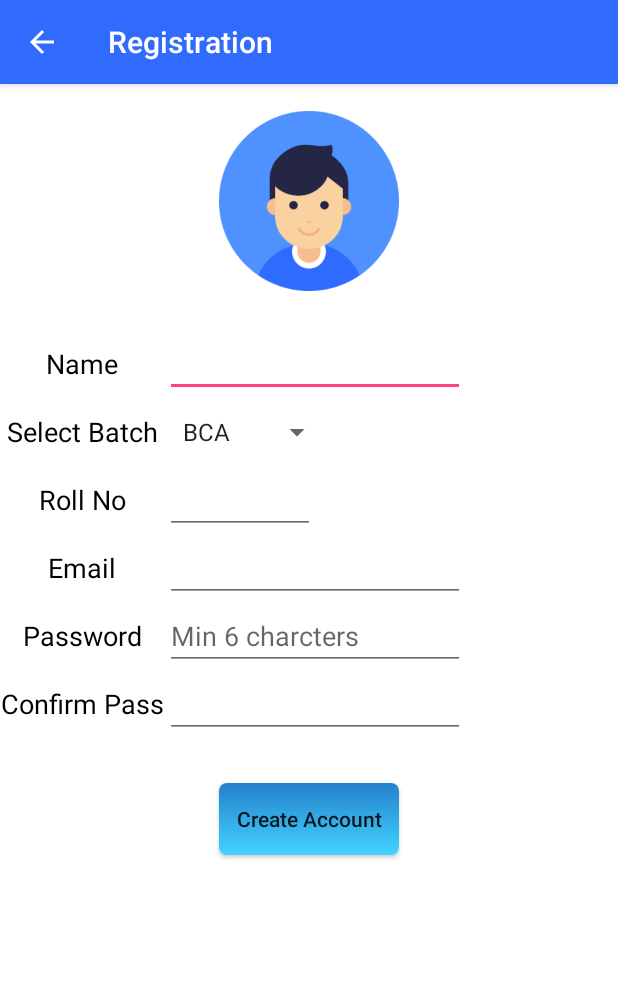
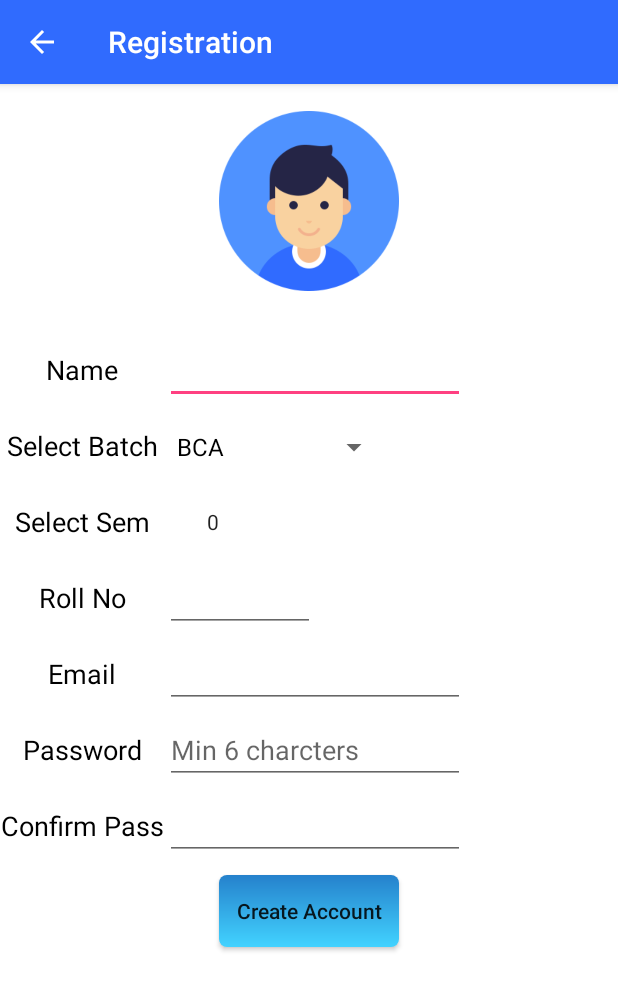
Before and after one commit to itsonegeneral/AttendanceSystem, an Android app: the studentSignUp screen opened directly, with no data from a screen before it, on a phone screen of 412 x 824 dp. Shown: the top 990 px of the screen. Run offline under Robolectric (Android 15) with nearby library versions, the phone set to English and light mode, and no system bars; our stand-ins replace Firebase (no records; nobody signed in at launch, a user with empty details on screens opened directly); Roboto replaces fonts that are not available here.

Commit message:
Re-Designed signup layout (Cleaned with linear layout) Added some batches in signup page Added sem selector Java codes not completed yet Moved harcoded strings in Signup Page

```diff
--- a/app/src/main/java/com/rstudio/hp/attendancesystem/studentSignUp.java
+++ b/app/src/main/java/com/rstudio/hp/attendancesystem/studentSignUp.java
@@ -1,12 +1,14 @@
 package com.rstudio.hp.attendancesystem;
 
 import android.app.ProgressDialog;
+import android.support.annotation.ArrayRes;
 import android.support.annotation.NonNull;
 import android.support.v7.app.AppCompatActivity;
 import android.os.Bundle;
 import android.support.v7.widget.Toolbar;
 import android.util.Patterns;
 import android.view.View;
+import android.widget.ArrayAdapter;
 import android.widget.Button;
 import android.widget.EditText;
 import android.widget.ImageView;
@@ -43,7 +45,9 @@ public class studentSignUp extends AppCompatActivity {
         createAccountBtn.setOnClickListener(new View.OnClickListener() {
             @Override
             public void onClick(View view) {
-                createUserAccount();
+                //createUserAccount();
+                Toast.makeText(getApplicationContext(),spinner.getSelectedItem().toString(),Toast.LENGTH_SHORT)
+                        .show();
 
             }
         });
@@ -55,7 +59,7 @@ public class studentSignUp extends AppCompatActivity {
         });
     }
     private void setUpToolbar(){
-        Toolbar toolbar = findViewById(R.id.toobar_registration);
+        Toolbar toolbar = findViewById(R.id.toolbar_registration);
         setSupportActionBar(toolbar);
         getSupportActionBar().setDisplayHomeAsUpEnabled(true);
         getSupportActionBar().setTitle("Registration");
@@ -63,6 +67,9 @@ public class studentSignUp extends AppCompatActivity {
     private void setValues(){
         spinner = findViewById(R.id.spinnerBatch);
         spinner.setPrompt("Select Batch");
+        String[] batchlist = getResources().getStringArray(R.array.BatchNames);
+        ArrayAdapter<String> batchAdaptor = new ArrayAdapter<String>(this,android.R.layout.simple_spinner_dropdown_item,batchlist);
+        spinner.setAdapter(batchAdaptor);
         studentName= findViewById(R.id.et_newStudentName);
         studentPass1= findViewById(R.id.et_newStudentPassword);
         studentPass2= findViewById(R.id.et_newStudentPasswordRetype);
--- a/app/src/main/res/layout/activity_student_sign_up.xml
+++ b/app/src/main/res/layout/activity_student_sign_up.xml
@@ -8,27 +8,35 @@
     tools:context=".studentSignUp">
 
     <include
-        android:id="@+id/toobar_registration"
+        android:id="@+id/toolbar_registration"
         layout="@layout/toolbar" />
+
+    <LinearLayout
+        android:layout_width="match_parent"
+        android:layout_height="match_parent"
+        android:layout_below="@+id/toolbar_registration"
+        android:orientation="vertical">
+
 
         <ImageView
             android:id="@+id/imageView"
             android:layout_width="120dp"
             android:layout_height="120dp"
-        android:layout_below="@+id/toobar_registration"
-        android:layout_centerHorizontal="true"
+            android:layout_gravity="center_horizontal"
             android:layout_marginTop="18dp"
             android:src="@drawable/user" />
 
+        <LinearLayout
+            android:layout_width="match_parent"
+            android:layout_height="wrap_content"
+            android:layout_marginTop="30dp"
+            android:orientation="horizontal">
+
             <TextView
-        android:id="@+id/textView4"
                 android:layout_width="110dp"
                 android:layout_height="45dp"
-        android:layout_alignParentStart="true"
-        android:layout_alignParentTop="true"
-        android:layout_marginTop="220dp"
                 android:gravity="center_vertical|center_horizontal"
-        android:text="Name"
+                android:text="@string/name"
                 android:textColor="#000"
                 android:textSize="18sp" />
 
@@ -37,115 +45,150 @@
                 android:layout_width="200dp"
                 android:layout_height="wrap_content"
                 android:inputType="text"
-        android:maxLines="1"
-        android:layout_below="@+id/imageView"
-        android:layout_marginTop="25dp"
-        android:layout_toEndOf="@+id/textView4" />
+                android:maxLines="1" />
+        </LinearLayout>
+
+        <LinearLayout
+            android:layout_width="match_parent"
+            android:layout_height="wrap_content"
+            android:layout_marginTop="5dp"
+            android:orientation="horizontal">
 
             <TextView
-        android:id="@+id/textView5"
                 android:layout_width="110sp"
                 android:layout_height="45dp"
-        android:layout_alignParentStart="true"
-        android:layout_below="@+id/textView4"
-        android:layout_centerHorizontal="false"
-        android:layout_centerInParent="false"
-        android:layout_centerVertical="false"
                 android:gravity="center_vertical|center_horizontal"
-        android:text="Select Batch"
+                android:text="@string/select_batch"
                 android:textColor="#000"
                 android:textSize="18sp" />
 
             <Spinner
                 android:id="@+id/spinnerBatch"
-        android:layout_width="108dp"
+                android:layout_width="150dp"
+                android:layout_height="45dp" />
+        </LinearLayout>
+
+        <LinearLayout
+            android:layout_width="match_parent"
+            android:layout_height="wrap_content"
+            android:layout_marginTop="5dp"
+            android:orientation="horizontal">
+
+            <TextView
+                android:layout_width="110sp"
                 android:layout_height="45dp"
-        android:layout_below="@+id/textView4"
-        android:layout_marginLeft="4dp"
-        android:layout_toEndOf="@+id/textView4"
-        android:entries="@array/BatchNames"
-        android:spinnerMode="dropdown">
+                android:gravity="center_vertical|center_horizontal"
+                android:text="@string/select_sem"
+                android:textColor="#000"
+                android:textSize="18sp" />
 
-    </Spinner>
+            <NumberPicker
+                android:id="@+id/numberpicker_sem"
+                android:layout_width="wrap_content"
+                android:layout_height="45dp" />
+
+        </LinearLayout>
+
+        <LinearLayout
+            android:layout_width="match_parent"
+            android:layout_height="wrap_content"
+            android:layout_marginTop="5dp"
+            android:orientation="horizontal">
+
             <TextView
-        android:id="@+id/textView9"
-        android:text="Roll No"
-        android:textSize="18sp"
-        android:layout_below="@id/textView5"
+                android:layout_width="110dp"
+                android:layout_height="45dp"
                 android:gravity="center_vertical|center_horizontal"
+                android:text="@string/roll_no"
                 android:textColor="#000"
-        android:layout_width="110dp"
-        android:layout_height="45dp" />
+                android:textSize="18sp" />
+
             <EditText
                 android:id="@+id/et_newStudentRollNo"
-        android:layout_toRightOf="@+id/textView9"
-        android:inputType="number"
-        android:layout_below="@id/spinnerBatch"
                 android:layout_width="100dp"
-        android:layout_height="wrap_content" />
+                android:layout_height="wrap_content"
+                android:inputType="number" />
+        </LinearLayout>
+
+
+        <LinearLayout
+            android:layout_width="match_parent"
+            android:layout_height="wrap_content"
+            android:layout_marginTop="5dp"
+            android:orientation="horizontal">
 
             <TextView
-        android:id="@+id/textView6"
-        android:text="Email"
-        android:textColor="#000"
-        android:textSize="18sp"
-        android:gravity="center_horizontal|center_vertical"
                 android:layout_width="110dp"
                 android:layout_height="45dp"
-        android:layout_alignParentStart="true"
-        android:layout_below="@+id/textView9" />
+                android:gravity="center_horizontal|center_vertical"
+                android:text="@string/email"
+                android:textColor="#000"
+                android:textSize="18sp" />
 
             <EditText
                 android:id="@+id/et_newStudentEmail"
                 android:layout_width="200dp"
                 android:layout_height="wrap_content"
-        android:layout_below="@+id/et_newStudentRollNo"
-        android:layout_toEndOf="@+id/textView4"
                 android:inputType="textEmailAddress" />
+
+
+        </LinearLayout>
+
+        <LinearLayout
+            android:layout_width="match_parent"
+            android:layout_height="wrap_content"
+            android:layout_marginTop="5dp"
+            android:orientation="horizontal">
+
             <TextView
-        android:id="@+id/textView7"
-        android:text="Password"
-        android:layout_below="@id/textView6"
-        android:textSize="18sp"
+                android:layout_width="110dp"
+                android:layout_height="45dp"
+                android:gravity="center_vertical|center_horizontal"
+                android:text="@string/pass"
                 android:textColor="#000"
-        android:gravity="center_vertical|center_horizontal"
-        android:layout_width="110dp"
-        android:layout_height="45dp" />
+                android:textSize="18sp" />
+
             <EditText
                 android:id="@+id/et_newStudentPassword"
-        android:layout_toRightOf="@+id/textView7"
-        android:layout_below="@+id/et_newStudentEmail"
                 android:layout_width="200dp"
+                android:layout_height="wrap_content"
                 android:hint="Min 6 charcters"
                 android:inputType="textPassword"
+                tools:ignore="HardcodedText" />
+        </LinearLayout>
+
+        <LinearLayout
+            android:layout_width="match_parent"
             android:layout_height="wrap_content"
-        tools:ignore="HardcodedText" />
+            android:layout_marginTop="5dp"
+            android:orientation="horizontal">
+
             <TextView
-        android:id="@+id/textView8"
-        android:layout_below="@+id/textView7"
-        android:text="Confirm Pass"
-        android:textSize="18sp"
+                android:layout_width="110sp"
+                android:layout_height="45dp"
+                android:gravity="center_horizontal|center_vertical"
+                android:text="@string/confirm_pass"
                 android:textColor="#000"
-        android:gravity="center_horizontal|center_vertical"
-        android:layout_width="110sp"
-        android:layout_height="45dp" />
+                android:textSize="18sp" />
+
             <EditText
                 android:id="@+id/et_newStudentPasswordRetype"
-        android:layout_toRightOf="@+id/textView8"
-        android:inputType="textPassword"
-        android:layout_below="@+id/et_newStudentPassword"
                 android:layout_width="200dp"
-        android:layout_height="wrap_content" />
+                android:layout_height="wrap_content"
+                android:inputType="textPassword" />
+        </LinearLayout>
 
         <Button
             android:id="@+id/bt_createStudentAccount"
             android:layout_width="120dp"
             android:layout_height="wrap_content"
-        android:layout_below="@+id/et_newStudentPasswordRetype"
-        android:layout_centerHorizontal="true"
-        android:layout_marginTop="30dp"
+            android:layout_gravity="center_horizontal"
+            android:layout_marginTop="10dp"
             android:background="@drawable/button_layout_custom"
-        android:text="Create Account"
+            android:text="@string/create_account"
             android:textAllCaps="false"
             tools:textColor="#f1eeee" />
+    </LinearLayout>
+
+
 </RelativeLayout>
--- a/app/src/main/res/values/batchspinner.xml
+++ b/app/src/main/res/values/batchspinner.xml
@@ -2,5 +2,8 @@
 <resources>
     <string-array name="BatchNames">
         <item>BCA</item>
+        <item>Bsc Electronics</item>
+        <item>B.Com</item>
+        <item>Bsc CS</item>
     </string-array>
 </resources>
--- /dev/null
+++ b/app/src/main/res/values/string_student_signup.xml
@@ -0,0 +1,11 @@
+<?xml version="1.0" encoding="utf-8"?>
+<resources>
+    <string name="roll_no">Roll No</string>
+    <string name="select_batch">Select Batch</string>
+    <string name="name">Name</string>
+    <string name="email">Email</string>
+    <string name="pass">Password</string>
+    <string name="confirm_pass">Confirm Pass</string>
+    <string name="select_sem">Select Sem</string>
+    <string name="create_account">Create Account</string>
+</resources>
```
Lines whose indentation alone changed are shown as unchanged.
